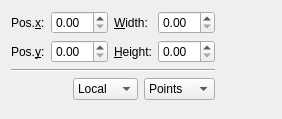
Qt form src/managers/boundingboxmanager/boundingboxmanager.ui (pasbi/ommpfritt) before a commit.
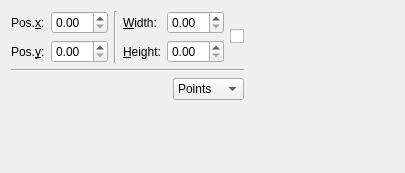
The same form after that commit. Custom widgets are drawn as their Qt base class.

The edit to the form file:
```diff
--- a/src/managers/boundingboxmanager/boundingboxmanager.ui
+++ b/src/managers/boundingboxmanager/boundingboxmanager.ui
@@ -6,8 +6,8 @@
    <rect>
     <x>0</x>
     <y>0</y>
-    <width>277</width>
-    <height>119</height>
+    <width>405</width>
+    <height>173</height>
    </rect>
   </property>
   <property name="windowTitle">
@@ -18,21 +18,30 @@
     <layout class="QVBoxLayout" name="verticalLayout">
      <item>
       <layout class="QGridLayout" name="gridLayout">
-       <item row="0" column="0">
-        <widget class="QLabel" name="label">
+       <item row="1" column="3">
+        <widget class="QLabel" name="label_4">
+         <property name="sizePolicy">
+          <sizepolicy hsizetype="Maximum" vsizetype="Preferred">
+           <horstretch>0</horstretch>
+           <verstretch>0</verstretch>
+          </sizepolicy>
+         </property>
          <property name="text">
-          <string>Pos.&amp;x:</string>
+          <string>&amp;Height:</string>
          </property>
          <property name="buddy">
           <cstring>sp_x</cstring>
          </property>
         </widget>
        </item>
-       <item row="0" column="1">
-        <widget class="omm::DoubleNumericEdit" name="sp_x"/>
-       </item>
-       <item row="0" column="2">
+       <item row="0" column="3">
         <widget class="QLabel" name="label_3">
+         <property name="sizePolicy">
+          <sizepolicy hsizetype="Maximum" vsizetype="Preferred">
+           <horstretch>0</horstretch>
+           <verstretch>0</verstretch>
+          </sizepolicy>
+         </property>
          <property name="text">
           <string>&amp;Width:</string>
          </property>
@@ -41,7 +50,10 @@
          </property>
         </widget>
        </item>
-       <item row="0" column="3">
+       <item row="1" column="1">
+        <widget class="omm::DoubleNumericEdit" name="sp_y"/>
+       </item>
+       <item row="0" column="4">
         <widget class="omm::DoubleNumericEdit" name="sp_w"/>
        </item>
        <item row="1" column="0">
@@ -54,22 +66,48 @@
          </property>
         </widget>
        </item>
-       <item row="1" column="1">
-        <widget class="omm::DoubleNumericEdit" name="sp_y"/>
-       </item>
-       <item row="1" column="2">
-        <widget class="QLabel" name="label_4">
-         <property name="text">
-          <string>&amp;Height:</string>
-         </property>
-         <property name="buddy">
-          <cstring>sp_h</cstring>
-         </property>
-        </widget>
-       </item>
-       <item row="1" column="3">
+       <item row="1" column="4">
         <widget class="omm::DoubleNumericEdit" name="sp_h"/>
        </item>
+       <item row="0" column="0">
+        <widget class="QLabel" name="label">
+         <property name="sizePolicy">
+          <sizepolicy hsizetype="Maximum" vsizetype="Preferred">
+           <horstretch>0</horstretch>
+           <verstretch>0</verstretch>
+          </sizepolicy>
+         </property>
+         <property name="text">
+          <string>Pos.&amp;x:</string>
+         </property>
+         <property name="buddy">
+          <cstring>sp_x</cstring>
+         </property>
+        </widget>
+       </item>
+       <item row="0" column="1">
+        <widget class="omm::DoubleNumericEdit" name="sp_x"/>
+       </item>
+       <item row="0" column="5" rowspan="2">
+        <widget class="QCheckBox" name="cb_aspectratio">
+         <property name="sizePolicy">
+          <sizepolicy hsizetype="Maximum" vsizetype="Fixed">
+           <horstretch>0</horstretch>
+           <verstretch>0</verstretch>
+          </sizepolicy>
+         </property>
+         <property name="text">
+          <string/>
+         </property>
+        </widget>
+       </item>
+       <item row="0" column="2" rowspan="2">
+        <widget class="Line" name="line_2">
+         <property name="orientation">
+          <enum>Qt::Vertical</enum>
+         </property>
+        </widget>
+       </item>
       </layout>
      </item>
      <item>
@@ -94,20 +132,6 @@
          </property>
         </spacer>
        </item>
-       <item>
-        <widget class="QComboBox" name="cb_align">
-         <item>
-          <property name="text">
-           <string>Local</string>
-          </property>
-         </item>
-         <item>
-          <property name="text">
-           <string>Global</string>
-          </property>
-         </item>
-        </widget>
-       </item>
        <item>
         <widget class="QComboBox" name="cb_mode">
          <item>
```
Left out of the diff: 8 changed lines with no effect on the pictures.
